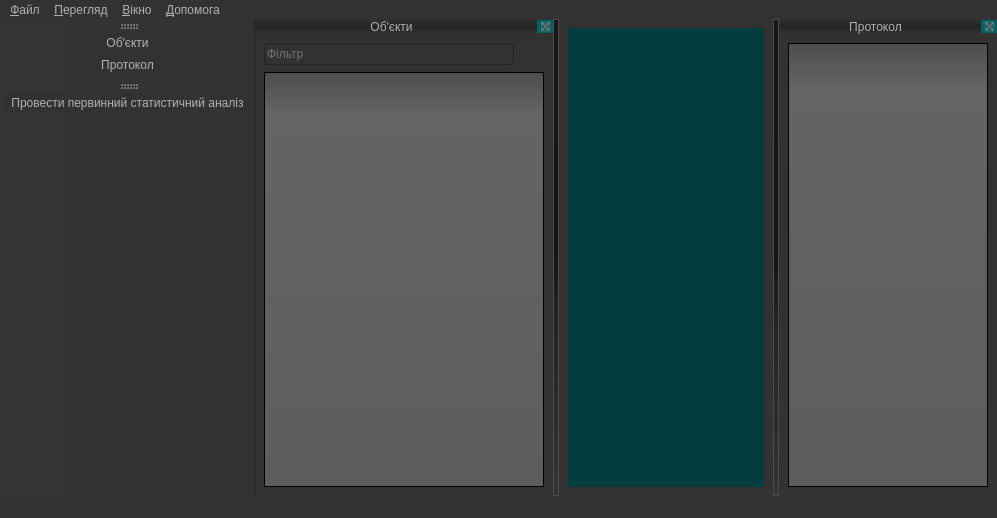
First picture: the form in app/resources/designerUifiles/mainViewUI.ui, repository OleksandrKozachuk/DataAnalysis, before the edit.
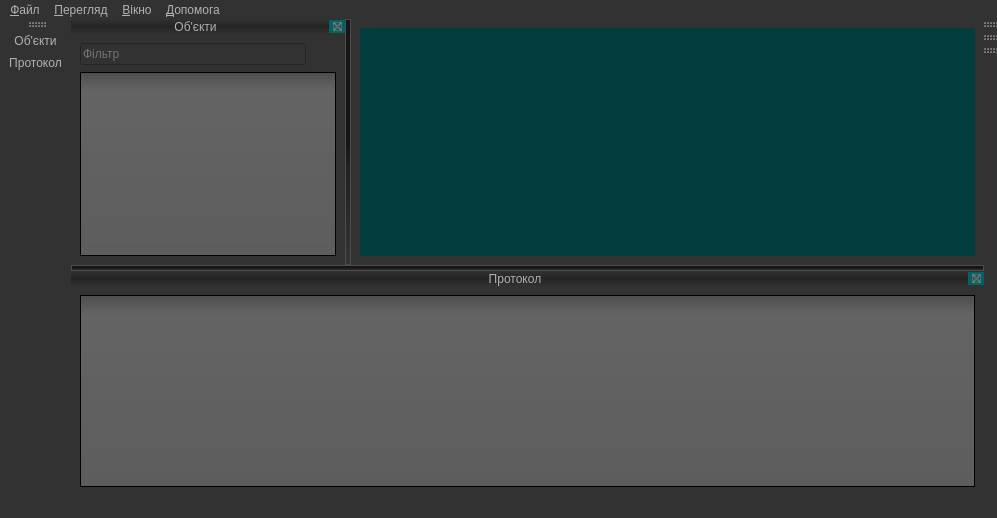
Second picture: the form after the edit. Icons and pictures are not drawn.

Commit message: added toolbars for analysis

What changed in the file:
```diff
--- a/app/resources/designerUifiles/mainViewUI.ui
+++ b/app/resources/designerUifiles/mainViewUI.ui
@@ -335,6 +335,11 @@
     border-top-right-radius: 3px;
     background-color: QLinearGradient(x1:0, y1:0, x2:0, y2:1, stop:1 #212121, stop:0.4 #343434, stop:0.2 #343434, stop:0.1 #ffaa00);
 }
+QToolBar
+{
+	
+	border-color: rgb(136, 136, 136);
+}
 </string>
   </property>
   <property name="toolButtonStyle">
@@ -415,8 +420,8 @@
   <widget class="QDockWidget" name="dockWidgetDataView">
    <property name="minimumSize">
     <size>
-     <width>298</width>
-     <height>264</height>
+     <width>104</width>
+     <height>111</height>
     </size>
    </property>
    <property name="accessibleName">
@@ -560,7 +565,7 @@
     <string>Протокол</string>
    </property>
    <attribute name="dockWidgetArea">
-    <number>2</number>
+    <number>8</number>
    </attribute>
    <widget class="QWidget" name="dockWidgetContentsProtocol">
     <layout class="QGridLayout" name="gridLayout_2">
@@ -587,13 +592,37 @@
    <property name="windowTitle">
     <string>toolBar</string>
    </property>
+   <property name="styleSheet">
+    <string notr="true"/>
+   </property>
    <attribute name="toolBarArea">
-    <enum>LeftToolBarArea</enum>
+    <enum>RightToolBarArea</enum>
    </attribute>
    <attribute name="toolBarBreak">
+    <bool>true</bool>
+   </attribute>
+  </widget>
+  <widget class="QToolBar" name="toolBar2DAnalysis">
+   <property name="windowTitle">
+    <string/>
+   </property>
+   <attribute name="toolBarArea">
+    <enum>RightToolBarArea</enum>
+   </attribute>
+   <attribute name="toolBarBreak">
     <bool>false</bool>
    </attribute>
-   <addaction name="actionPrimaryAnalysis"/>
+  </widget>
+  <widget class="QToolBar" name="toolBarMultiDimAnalysis">
+   <property name="windowTitle">
+    <string/>
+   </property>
+   <attribute name="toolBarArea">
+    <enum>RightToolBarArea</enum>
+   </attribute>
+   <attribute name="toolBarBreak">
+    <bool>false</bool>
+   </attribute>
   </widget>
   <action name="actionOpen">
    <property name="icon">
```
Left out of the diff: 87 changed lines with no effect on the pictures. The commit also changes 13 other files.
